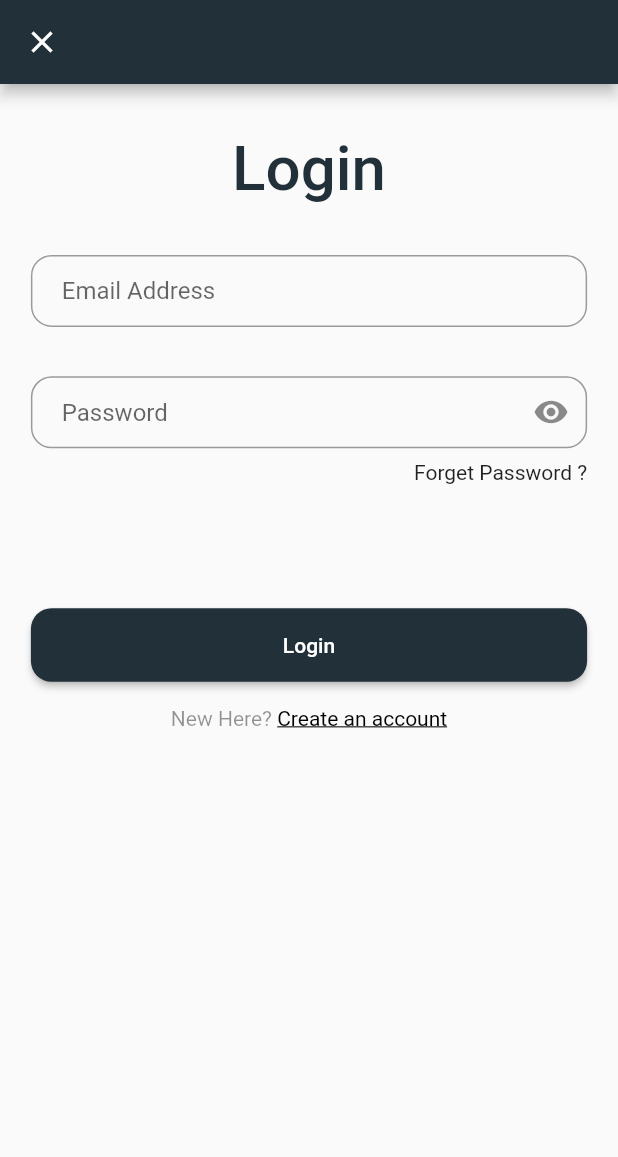
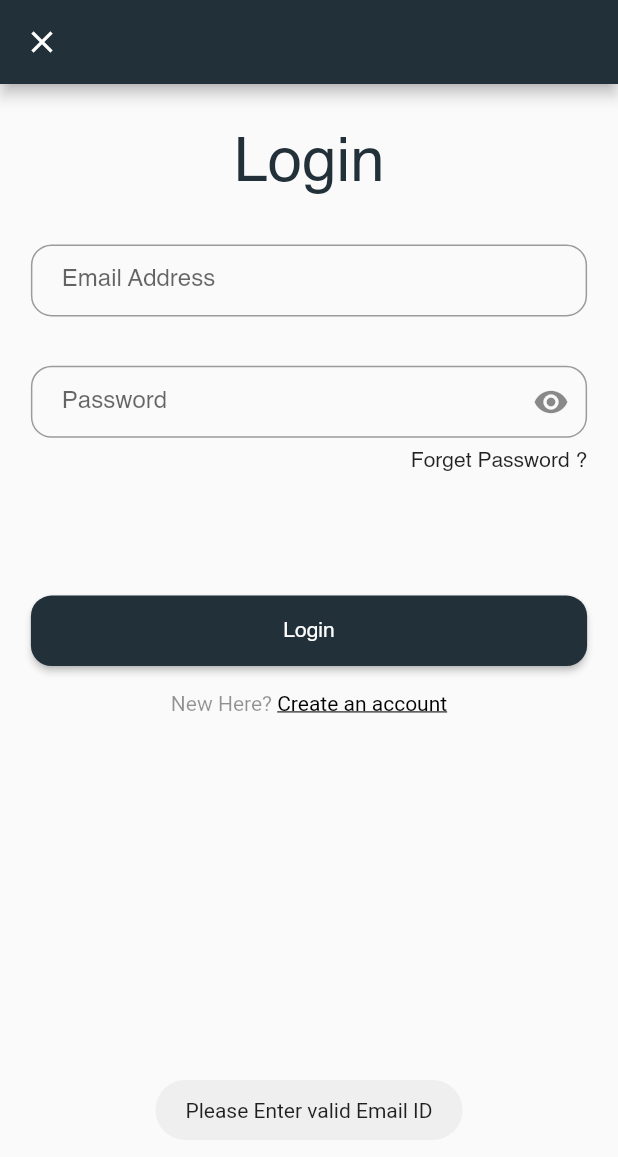
Before and after one commit to nachiket51/Delivery-App, a Flutter app: the screen it shows after launch, after a tap on "Login", on a phone screen of 412 x 824 dp. Shown: the top 1157 px of the screen. Run offline on Flutter 3.47's test engine with Material 2 defaults, Android fonts, the phone set to English and light mode, and no system bars; drawn by our look-alikes of flutter_platform_widgets; our stand-ins replace email_validator, fluttertoast, get, get_storage, logger, sizer.

Commit message:
[IMP] API Integrate: login_user

```diff
--- a/lib/app.dart
+++ b/lib/app.dart
@@ -21,6 +21,9 @@ class DeliveryApp extends StatelessWidget {
               routes: AppRoutes.applicationRoutes(),
               initialRoute: AppRoutes.SPLASH_SCREEN_ROUTE,
               debugShowCheckedModeBanner: false,
+              theme: const CupertinoThemeData(
+                  textTheme: CupertinoTextThemeData(
+                      textStyle: TextStyle(fontFamily: 'Helvetica'))),
               localizationsDelegates: const [
                 DefaultMaterialLocalizations.delegate,
                 DefaultCupertinoLocalizations.delegate,
@@ -32,6 +35,7 @@ class DeliveryApp extends StatelessWidget {
               routes: AppRoutes.applicationRoutes(),
               initialRoute: AppRoutes.SPLASH_SCREEN_ROUTE,
               debugShowCheckedModeBanner: false,
+              theme: ThemeData(fontFamily: 'Helvetica'),
               localizationsDelegates: const [
                 DefaultMaterialLocalizations.delegate,
                 DefaultCupertinoLocalizations.delegate,
--- /dev/null
+++ b/lib/models/login.dart
@@ -0,0 +1,357 @@
+/// id : 2
+/// uuid : null
+/// name : "Billy"
+/// surname : "Mahmood"
+/// fullname : "Billy Mahmood"
+/// username : "billy@deliveryapp.com"
+/// avatar : {"disk_name":"60cb3726e4bbc672956705.jpg","file_name":"AvataruKpFx9.jpg","content_type":"image/jpeg","path":"https://api-dev.deliveryapp.com/storage/app/uploads/public/60c/b37/26e/60cb3726e4bbc672956705.jpg","extension":"jpg"}
+/// location : null
+/// company_name : null
+/// registration_number : null
+/// vehicle_id : null
+/// account_id : null
+/// delivery_radius : null
+/// pickup_radius : null
+/// mobile_number : "+447966666666"
+/// average_rating : 0
+/// is_customer : true
+/// is_driver : false
+/// is_activated : false
+/// mobile_number_formatted : "7966 666666"
+/// show_onroute_orders : 1
+/// onroute_latitude : ""
+/// onroute_longitude : ""
+/// vehicle : null
+/// documents_uploaded : 0
+/// has_notifications : false
+/// show_creditsafe : false
+/// creditsafe : null
+/// credit_exceed : null
+/// email : "billy@deliveryapp.com"
+/// date_of_birth : ""
+/// created_at : "2021-10-06 15:03:49"
+/// updated_at : "2021-10-06 15:03:49"
+/// latlng : null
+/// devices : []
+/// addresses : []
+/// cards : []
+/// token : "eyJ0eXAiOiJKV1QiLCJhbGciOiJIUzI1NiJ9.eyJzdWIiOjIsImlzcyI6Imh0dHBzOi8vYXBpLWRldi5kZWxpdmVyeWFwcC5jb20vYXBpL3YxL3VzZXJzL2F1dGgiLCJpYXQiOjE2MzQxMjg4MTUsImV4cCI6MTY2NTY2NDgxNSwibmJmIjoxNjM0MTI4ODE1LCJqdGkiOiJyN0lJYnIwVVo2M2hTSjRsIn0.fAmp-3CJciB4PVdgVZHtcQHgpvR8I3CCEpDatiVdJcY"
+
+class Login {
+  int? _id;
+  dynamic? _uuid;
+  String? _name;
+  String? _surname;
+  String? _fullname;
+  String? _username;
+  Avatar? _avatar;
+  dynamic? _location;
+  dynamic? _companyName;
+  dynamic? _registrationNumber;
+  dynamic? _vehicleId;
+  dynamic? _accountId;
+  dynamic? _deliveryRadius;
+  dynamic? _pickupRadius;
+  String? _mobileNumber;
+  int? _averageRating;
+  bool? _isCustomer;
+  bool? _isDriver;
+  bool? _isActivated;
+  String? _mobileNumberFormatted;
+  int? _showOnrouteOrders;
+  String? _onrouteLatitude;
+  String? _onrouteLongitude;
+  dynamic? _vehicle;
+  int? _documentsUploaded;
+  bool? _hasNotifications;
+  bool? _showCreditsafe;
+  dynamic? _creditsafe;
+  dynamic? _creditExceed;
+  String? _email;
+  String? _dateOfBirth;
+  String? _createdAt;
+  String? _updatedAt;
+  dynamic? _latlng;
+  List<dynamic>? _devices;
+  List<dynamic>? _addresses;
+  List<dynamic>? _cards;
+  String? _token;
+
+  int? get id => _id;
+  dynamic? get uuid => _uuid;
+  String? get name => _name;
+  String? get surname => _surname;
+  String? get fullname => _fullname;
+  String? get username => _username;
+  Avatar? get avatar => _avatar;
+  dynamic? get location => _location;
+  dynamic? get companyName => _companyName;
+  dynamic? get registrationNumber => _registrationNumber;
+  dynamic? get vehicleId => _vehicleId;
+  dynamic? get accountId => _accountId;
+  dynamic? get deliveryRadius => _deliveryRadius;
+  dynamic? get pickupRadius => _pickupRadius;
+  String? get mobileNumber => _mobileNumber;
+  int? get averageRating => _averageRating;
+  bool? get isCustomer => _isCustomer;
+  bool? get isDriver => _isDriver;
+  bool? get isActivated => _isActivated;
+  String? get mobileNumberFormatted => _mobileNumberFormatted;
+  int? get showOnrouteOrders => _showOnrouteOrders;
+  String? get onrouteLatitude => _onrouteLatitude;
+  String? get onrouteLongitude => _onrouteLongitude;
+  dynamic? get vehicle => _vehicle;
+  int? get documentsUploaded => _documentsUploaded;
+  bool? get hasNotifications => _hasNotifications;
+  bool? get showCreditsafe => _showCreditsafe;
+  dynamic? get creditsafe => _creditsafe;
+  dynamic? get creditExceed => _creditExceed;
+  String? get email => _email;
+  String? get dateOfBirth => _dateOfBirth;
+  String? get createdAt => _createdAt;
+  String? get updatedAt => _updatedAt;
+  dynamic? get latlng => _latlng;
+  List<dynamic>? get devices => _devices;
+  List<dynamic>? get addresses => _addresses;
+  List<dynamic>? get cards => _cards;
+  String? get token => _token;
+
+  Login({
+      int? id,
+      dynamic? uuid,
+      String? name,
+      String? surname,
+      String? fullname,
+      String? username,
+      Avatar? avatar,
+      dynamic? location,
+      dynamic? companyName,
+      dynamic? registrationNumber,
+      dynamic? vehicleId,
+      dynamic? accountId,
+      dynamic? deliveryRadius,
+      dynamic? pickupRadius,
+      String? mobileNumber,
+      int? averageRating,
+      bool? isCustomer,
+      bool? isDriver,
+      bool? isActivated,
+      String? mobileNumberFormatted,
+      int? showOnrouteOrders,
+      String? onrouteLatitude,
+      String? onrouteLongitude,
+      dynamic? vehicle,
+      int? documentsUploaded,
+      bool? hasNotifications,
+      bool? showCreditsafe,
+      dynamic? creditsafe,
+      dynamic? creditExceed,
+      String? email,
+      String? dateOfBirth,
+      String? createdAt,
+      String? updatedAt,
+      dynamic? latlng,
+      List<dynamic>? devices,
+      List<dynamic>? addresses,
+      List<dynamic>? cards,
+      String? token}){
+    _id = id;
+    _uuid = uuid;
+    _name = name;
+    _surname = surname;
+    _fullname = fullname;
+    _username = username;
+    _avatar = avatar;
+    _location = location;
+    _companyName = companyName;
+    _registrationNumber = registrationNumber;
+    _vehicleId = vehicleId;
+    _accountId = accountId;
+    _deliveryRadius = deliveryRadius;
+    _pickupRadius = pickupRadius;
+    _mobileNumber = mobileNumber;
+    _averageRating = averageRating;
+    _isCustomer = isCustomer;
+    _isDriver = isDriver;
+    _isActivated = isActivated;
+    _mobileNumberFormatted = mobileNumberFormatted;
+    _showOnrouteOrders = showOnrouteOrders;
+    _onrouteLatitude = onrouteLatitude;
+    _onrouteLongitude = onrouteLongitude;
+    _vehicle = vehicle;
+    _documentsUploaded = documentsUploaded;
+    _hasNotifications = hasNotifications;
+    _showCreditsafe = showCreditsafe;
+    _creditsafe = creditsafe;
+    _creditExceed = creditExceed;
+    _email = email;
+    _dateOfBirth = dateOfBirth;
+    _createdAt = createdAt;
+    _updatedAt = updatedAt;
+    _latlng = latlng;
+    _devices = devices;
+    _addresses = addresses;
+    _cards = cards;
+    _token = token;
+}
+
+  Login.fromJson(dynamic json) {
+    _id = json['id'];
+    _uuid = json['uuid'];
+    _name = json['name'];
+    _surname = json['surname'];
+    _fullname = json['fullname'];
+    _username = json['username'];
+    _avatar = json['avatar'] != null ? Avatar.fromJson(json['avatar']) : null;
+    _location = json['location'];
+    _companyName = json['company_name'];
+    _registrationNumber = json['registration_number'];
+    _vehicleId = json['vehicle_id'];
+    _accountId = json['account_id'];
+    _deliveryRadius = json['delivery_radius'];
+    _pickupRadius = json['pickup_radius'];
+    _mobileNumber = json['mobile_number'];
+    _averageRating = json['average_rating'];
+    _isCustomer = json['is_customer'];
+    _isDriver = json['is_driver'];
+    _isActivated = json['is_activated'];
+    _mobileNumberFormatted = json['mobile_number_formatted'];
+    _showOnrouteOrders = json['show_onroute_orders'];
+    _onrouteLatitude = json['onroute_latitude'];
+    _onrouteLongitude = json['onroute_longitude'];
+    _vehicle = json['vehicle'];
+    _documentsUploaded = json['documents_uploaded'];
+    _hasNotifications = json['has_notifications'];
+    _showCreditsafe = json['show_creditsafe'];
+    _creditsafe = json['creditsafe'];
+    _creditExceed = json['credit_exceed'];
+    _email = json['email'];
+    _dateOfBirth = json['date_of_birth'];
+    _createdAt = json['created_at'];
+    _updatedAt = json['updated_at'];
+    _latlng = json['latlng'];
+    if (json['devices'] != null) {
+      _devices = [];
+      json['devices'].forEach((v) {
+        _devices?.add(v);
+      });
+    }
+    if (json['addresses'] != null) {
+      _addresses = [];
+      json['addresses'].forEach((v) {
+        _addresses?.add(v);
+      });
+    }
+    if (json['cards'] != null) {
+      _cards = [];
+      json['cards'].forEach((v) {
+        _cards?.add(v);
+      });
+    }
+    _token = json['token'];
+  }
+
+  Map<String, dynamic> toJson() {
+    var map = <String, dynamic>{};
+    map['id'] = _id;
+    map['uuid'] = _uuid;
+    map['name'] = _name;
+    map['surname'] = _surname;
+    map['fullname'] = _fullname;
+    map['username'] = _username;
+    if (_avatar != null) {
+      map['avatar'] = _avatar?.toJson();
+    }
+    map['location'] = _location;
+    map['company_name'] = _companyName;
+    map['registration_number'] = _registrationNumber;
+    map['vehicle_id'] = _vehicleId;
+    map['account_id'] = _accountId;
+    map['delivery_radius'] = _deliveryRadius;
+    map['pickup_radius'] = _pickupRadius;
+    map['mobile_number'] = _mobileNumber;
+    map['average_rating'] = _averageRating;
+    map['is_customer'] = _isCustomer;
+    map['is_driver'] = _isDriver;
+    map['is_activated'] = _isActivated;
+    map['mobile_number_formatted'] = _mobileNumberFormatted;
+    map['show_onroute_orders'] = _showOnrouteOrders;
+    map['onroute_latitude'] = _onrouteLatitude;
+    map['onroute_longitude'] = _onrouteLongitude;
+    map['vehicle'] = _vehicle;
+    map['documents_uploaded'] = _documentsUploaded;
+    map['has_notifications'] = _hasNotifications;
+    map['show_creditsafe'] = _showCreditsafe;
+    map['creditsafe'] = _creditsafe;
+    map['credit_exceed'] = _creditExceed;
+    map['email'] = _email;
+    map['date_of_birth'] = _dateOfBirth;
+    map['created_at'] = _createdAt;
+    map['updated_at'] = _updatedAt;
+    map['latlng'] = _latlng;
+    if (_devices != null) {
+      map['devices'] = _devices?.map((v) => v.toJson()).toList();
+    }
+    if (_addresses != null) {
+      map['addresses'] = _addresses?.map((v) => v.toJson()).toList();
+    }
+    if (_cards != null) {
+      map['cards'] = _cards?.map((v) => v.toJson()).toList();
+    }
+    map['token'] = _token;
+    return map;
+  }
+
+}
+
+/// disk_name : "60cb3726e4bbc672956705.jpg"
+/// file_name : "AvataruKpFx9.jpg"
+/// content_type : "image/jpeg"
+/// path : "https://api-dev.deliveryapp.com/storage/app/uploads/public/60c/b37/26e/60cb3726e4bbc672956705.jpg"
+/// extension : "jpg"
+
+class Avatar {
+  String? _diskName;
+  String? _fileName;
+  String? _contentType;
+  String? _path;
+  String? _extension;
+
+  String? get diskName => _diskName;
+  String? get fileName => _fileName;
+  String? get contentType => _contentType;
+  String? get path => _path;
+  String? get extension => _extension;
+
+  Avatar({
+      String? diskName,
+      String? fileName,
+      String? contentType,
+      String? path,
+      String? extension}){
+    _diskName = diskName;
+    _fileName = fileName;
+    _contentType = contentType;
+    _path = path;
+    _extension = extension;
+}
+
+  Avatar.fromJson(dynamic json) {
+    _diskName = json['disk_name'];
+    _fileName = json['file_name'];
+    _contentType = json['content_type'];
+    _path = json['path'];
+    _extension = json['extension'];
+  }
+
+  Map<String, dynamic> toJson() {
+    var map = <String, dynamic>{};
+    map['disk_name'] = _diskName;
+    map['file_name'] = _fileName;
+    map['content_type'] = _contentType;
+    map['path'] = _path;
+    map['extension'] = _extension;
+    return map;
+  }
+
+}
--- a/lib/screens/login/login_screen.dart
+++ b/lib/screens/login/login_screen.dart
@@ -1,7 +1,9 @@
 import 'package:delivery_app/controllers/login_controller.dart';
 import 'package:delivery_app/utils/data/color_config.dart';
+import 'package:delivery_app/utils/events_messager/toast_message.dart';
 import 'package:delivery_app/widgets/input_widget.dart';
 import 'package:delivery_app/widgets/text_widget.dart';
+import 'package:email_validator/email_validator.dart';
 import 'package:flutter/material.dart';
 import 'package:flutter/cupertino.dart';
 import 'package:flutter_platform_widgets/flutter_platform_widgets.dart';
@@ -30,13 +32,19 @@ class LoginScreen extends StatelessWidget {
         child: PlatformScaffold(
           appBar: PlatformAppBar(
             backgroundColor: ColorsConfig.primaryColor,
-            leading: const Icon(Icons.close),
+            leading: const Icon(Icons.close,color: Colors.white,),
             material: (context, platform) => MaterialAppBarData(
               flexibleSpace: Center(
                 child: Image.asset(
                   'assets/images/initial_logo.png',
                   fit: BoxFit.cover,
                 ),
+              ),
+            ),
+            cupertino: (context, platform) => CupertinoNavigationBarData(
+              title: Image.asset(
+                'assets/images/initial_logo.png',
+                fit: BoxFit.cover,
               ),
             ),
           ),
@@ -114,7 +122,12 @@ class LoginScreen extends StatelessWidget {
                         borderRadius: BorderRadius.circular(10.sp),
                         color: ColorsConfig.primaryColor,
                       ),
-                      onPressed: () {},
+                      onPressed: () {
+                        bool valid = _fieldsValidator();
+                        if(valid) {
+                          _loginController.loginUser();
+                        }
+                      },
                     ),
                   ),
                   SizedBox(
@@ -140,4 +153,17 @@ class LoginScreen extends StatelessWidget {
       );
     });
   }
+
+  bool _fieldsValidator() {
+    if(EmailValidator.validate(_loginController.emailId.value)){
+      if(_loginController.pwd.isNotEmpty){
+        return true;
+      }else {
+        showToast('Please Enter valid Password');
+      }
+    }else {
+      showToast('Please Enter valid Email ID');
+    }
+    return false;
+  }
 }
--- a/lib/screens/splash/splash_screen.dart
+++ b/lib/screens/splash/splash_screen.dart
@@ -19,7 +19,7 @@ class SplashScreen extends StatefulWidget {
 class _SplashScreenState extends State<SplashScreen> {
   /// auto-login function
   void navigateUser() {
-    if (StorageService.fetchUser().isNotEmpty) {
+    if (StorageService.fetchUser().id != null) {
       AppRoutes.navigatePage(
         pageRoute: AppRoutes.DASHBOARD_SCREEN_ROUTE,
         pageNav: PageNav.offAll,
--- a/lib/services/storage_services.dart
+++ b/lib/services/storage_services.dart
@@ -1,3 +1,6 @@
+import 'dart:convert';
+
+import 'package:delivery_app/models/login.dart';
 import 'package:delivery_app/utils/keys.dart';
 import 'package:get_storage/get_storage.dart';
 
@@ -10,11 +13,13 @@ class StorageService {
   }
 
   /// local DATA fetching methods
-  static String fetchUser() {
+  static Login fetchUser() {
+    Login login = Login();
     if (_box.read(PrimaryKeys.SAVE_USER) != null) {
-      return _box.read(PrimaryKeys.SAVE_USER);
+      login = Login.fromJson(json.decode(_box.read(PrimaryKeys.SAVE_USER)));
+      return login;
     }
-    return '';
+    return Login();
   }
 
   /// local DATA Deleting methods
--- a/lib/utils/keys.dart
+++ b/lib/utils/keys.dart
@@ -3,9 +3,9 @@ class PrimaryKeys {
   ///
   /// http keys
   ///
-  static const BASE_URL = 'api.coingecko.com';
-  static const API_PATH = 'api/v3';
-  static const FETCH_CURRENCIES = '/coins/markets';
+  static const BASE_URL = 'api-dev.deliveryapp.com';
+  static const API_PATH = '/api/v1';
+  static const LOGIN_USER = '/users/auth';
 
   ///
   /// storage-services-keys
--- a/lib/widgets/input_widget.dart
+++ b/lib/widgets/input_widget.dart
@@ -1,3 +1,4 @@
+import 'package:delivery_app/utils/data/color_config.dart';
 import 'package:flutter/material.dart';
 import 'package:flutter/cupertino.dart';
 import 'package:flutter_platform_widgets/flutter_platform_widgets.dart';
@@ -42,16 +43,22 @@ class InputWidget extends StatelessWidget {
       ),
       cupertino: (context, platform) => CupertinoTextFieldData(
           placeholder: placeHolder,
+          style: const TextStyle(color: Colors.black),
+          padding: EdgeInsets.symmetric(horizontal: 5.w, vertical: 1.5.h),
           suffix: endWidget != null
-              ? GestureDetector(
-                  onTap: () {
-                    if (changeHideCharacterStatus!() != null) {
-                      changeHideCharacterStatus!();
-                    }
-                  },
-                  child: Icon(endWidget))
+              ? Padding(
+                  padding: EdgeInsets.only(right: 5.w),
+                  child: GestureDetector(
+                      onTap: () {
+                        if (changeHideCharacterStatus!() != null) {
+                          changeHideCharacterStatus!();
+                        }
+                      },
+                      child: Icon(endWidget)),
+                )
               : const SizedBox(),
           decoration: BoxDecoration(
+            border: Border.all(color: ColorsConfig.primaryColor),
             borderRadius: BorderRadius.circular(10.sp),
           )),
       onChanged: (text) {
```
Also changed, not shown: lib/controllers/login_controller.dart (+42 -0 lines), lib/screens/dashboard/dashboard_screen.dart (+32 -4 lines), pubspec.yaml (+9 -0 lines), assets/Helvetica-Font/Helvetica-Bold.ttf (added), assets/Helvetica-Font/Helvetica-BoldOblique.ttf (added), assets/Helvetica-Font/Helvetica-Oblique.ttf (added), assets/Helvetica-Font/Helvetica.ttf (added), assets/Helvetica-Font/helvetica-compressed-5871d14b6903a.otf (added), assets/Helvetica-Font/helvetica-light-587ebe5a59211.ttf (added), assets/Helvetica-Font/helvetica-rounded-bold-5871d05ead8de.otf (added), 3 other files.
